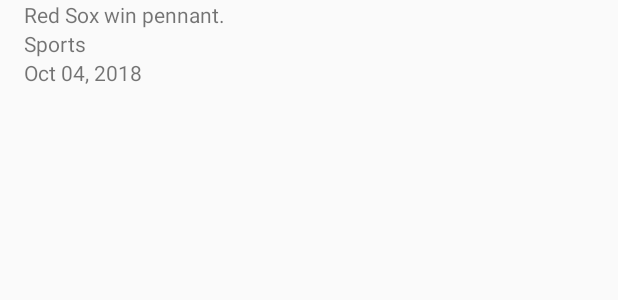
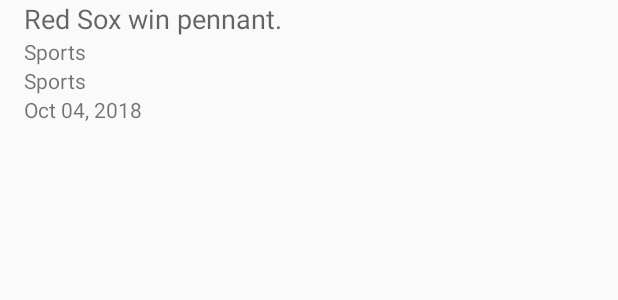
Before and after one commit to gasparia405/UD_News_Feed_App, an Android app: the layout list_item.xml on its own in the app's theme, with its tools: preview values and no code run, on a phone screen of 412 x 824 dp. Shown: the top 300 px of the screen. Run offline under Robolectric (Android 15) with nearby library versions, the phone set to English and light mode, and no system bars.

Commit message:
Parse author information

```diff
--- a/app/src/main/java/com/example/android/news_feed_app/News.java
+++ b/app/src/main/java/com/example/android/news_feed_app/News.java
@@ -3,12 +3,14 @@ package com.example.android.news_feed_app;
 public class News {
     private String mArticleName;
     private String mArticleSection;
+    private String mArticleAuthor;
     private String mPublishDate;
     private String mArticleUri;
 
-    public News(String articleName, String articleSection, String publishDate, String articleUri) {
+    public News(String articleName, String articleSection, String articleAuthor, String publishDate, String articleUri) {
         mArticleName = articleName;
         mArticleSection = articleSection;
+        mArticleAuthor = articleAuthor;
         mPublishDate = publishDate;
         mArticleUri = articleUri;
     }
@@ -21,6 +23,8 @@ public class News {
         return mArticleSection;
     }
 
+    public String getArticleAuthor() { return mArticleAuthor; }
+
     public String getPublishDate() {
         return mPublishDate;
     }
--- a/app/src/main/java/com/example/android/news_feed_app/NewsActivity.java
+++ b/app/src/main/java/com/example/android/news_feed_app/NewsActivity.java
@@ -26,7 +26,7 @@ public class NewsActivity extends AppCompatActivity implements LoaderCallbacks<A
     private TextView mEmptyStateTextView;
     private ProgressBar mProgressBar;
 
-    private static final String GUARDIAN_API = "https://content.guardianapis.com/search?q=debate%20AND%20economy&tag=politics/politics&from-date=2014-01-01&api-key=test";
+    private static final String GUARDIAN_API = "http://content.guardianapis.com/search?q=debates&section=politics&show-tags=contributor&api-key=test";
 
     private static final int NEWS_LOADER_ID = 1;
 
--- a/app/src/main/java/com/example/android/news_feed_app/NewsAdapter.java
+++ b/app/src/main/java/com/example/android/news_feed_app/NewsAdapter.java
@@ -35,6 +35,9 @@ public class NewsAdapter extends ArrayAdapter<News> {
         TextView articleSection = listItemView.findViewById(R.id.article_section);
         articleSection.setText(currentArticle.getArticleSection());
 
+        TextView articleAuthor = listItemView.findViewById(R.id.article_author);
+        articleAuthor.setText(currentArticle.getArticleAuthor());
+
         TextView publishDate = listItemView.findViewById(R.id.publish_date);
         publishDate.setText(currentArticle.getPublishDate());
 
--- a/app/src/main/res/layout/list_item.xml
+++ b/app/src/main/res/layout/list_item.xml
@@ -14,6 +14,7 @@
         android:layout_width="wrap_content"
         android:layout_height="wrap_content"
         android:id="@+id/article_name"
+        android:textAppearance="@style/TextAppearance.AppCompat.Medium"
         tools:text="Red Sox win pennant."/>
 
     <TextView
@@ -26,6 +27,13 @@
     <TextView
         android:layout_width="wrap_content"
         android:layout_height="wrap_content"
+        android:id="@+id/article_author"
+        tools:text="Sports"
+        />
+
+    <TextView
+        android:layout_width="wrap_content"
+        android:layout_height="wrap_content"
         android:id="@+id/publish_date"
         tools:text="Oct 04, 2018"/>
 </LinearLayout>
```
Also changed, not shown: app/src/main/java/com/example/android/news_feed_app/QueryUtils.java (+24 -1 lines).
